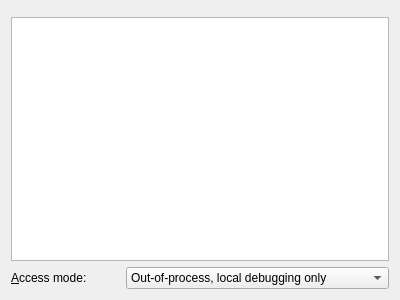
This is launcher/ui/attachdialog.ui in KDAB/GammaRay as Qt 5 draws it before an edit. The edited form follows.
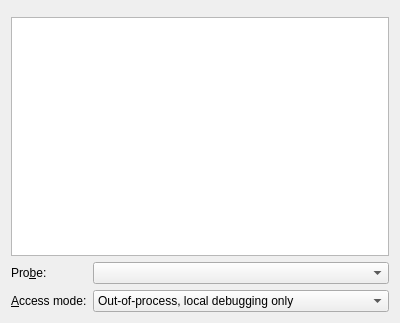
This is the edited form. Icons and pictures are not drawn. Custom widgets are drawn as their Qt base class.

Commit message: Allow to select the probe ABI also in the UI.

The edit to the form file:
```diff
--- a/launcher/ui/attachdialog.ui
+++ b/launcher/ui/attachdialog.ui
@@ -7,7 +7,7 @@
     <x>0</x>
     <y>0</y>
     <width>400</width>
-    <height>300</height>
+    <height>323</height>
    </rect>
   </property>
   <property name="windowTitle">
@@ -44,8 +44,21 @@
         </widget>
        </item>
        <item>
-        <layout class="QHBoxLayout" name="horizontalLayout">
-         <item>
+        <layout class="QFormLayout" name="formLayout">
+         <item row="0" column="0">
+          <widget class="QLabel" name="label_2">
+           <property name="text">
+            <string>Pro&amp;be:</string>
+           </property>
+           <property name="buddy">
+            <cstring>probeBox</cstring>
+           </property>
+          </widget>
+         </item>
+         <item row="0" column="1">
+          <widget class="QComboBox" name="probeBox"/>
+         </item>
+         <item row="1" column="0">
           <widget class="QLabel" name="label">
            <property name="text">
             <string>&amp;Access mode:</string>
@@ -55,7 +68,7 @@
            </property>
           </widget>
          </item>
-         <item>
+         <item row="1" column="1">
           <widget class="QComboBox" name="accessMode">
            <property name="currentIndex">
             <number>0</number>
```
The commit also changes 3 other files.
